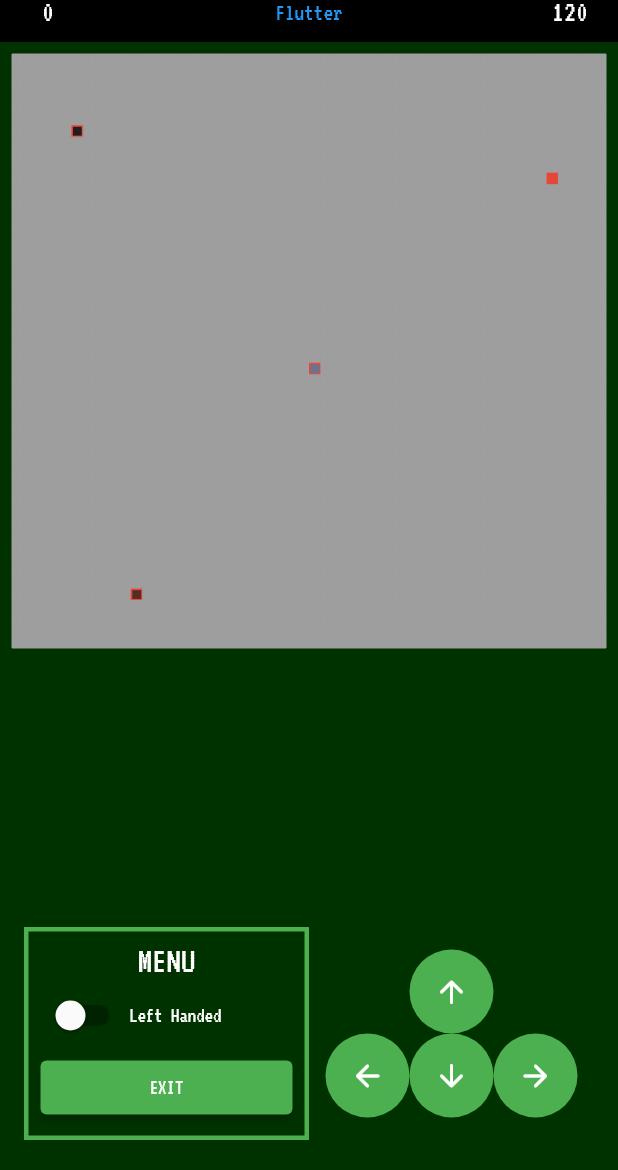
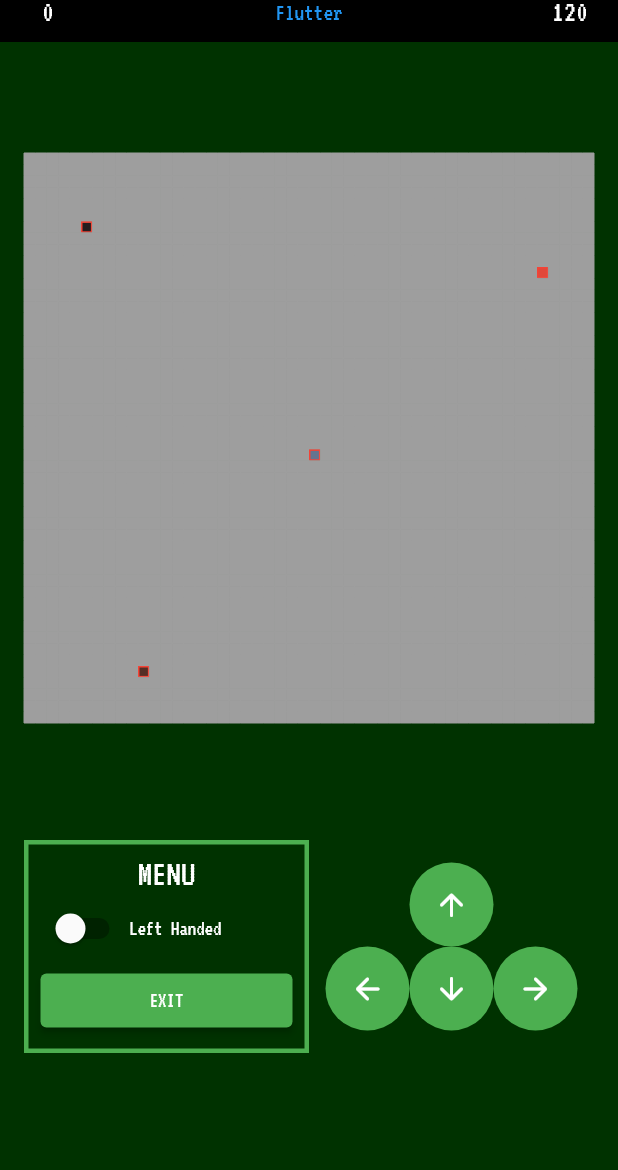
Before and after one commit to ricarthlima/flutter_snake_game, a Flutter app: the screen it shows after launch, on a phone screen of 412 x 824 dp, the part 66-1236 px from its top. Run offline on Flutter 3.47's test engine with Material 2 defaults, Android fonts, the phone set to English and light mode, and no system bars; our stand-ins replace google_fonts.

Commit message:
better layout

```diff
--- a/lib/screens/game_screen.dart
+++ b/lib/screens/game_screen.dart
@@ -57,19 +57,16 @@ class _GameScreenState extends State<GameScreen> {
         points: points,
         timeRemaining: timeRemaining,
       ),
-      body: Column(
-        mainAxisAlignment: MainAxisAlignment.spaceBetween,
-        children: [
-          Container(
-            padding: const EdgeInsets.all(8.0),
-            child: GridWidget(
+      body: Padding(
+        padding: const EdgeInsets.symmetric(horizontal: 16),
+        child: Column(
+          mainAxisAlignment: MainAxisAlignment.spaceEvenly,
+          children: [
+            GridWidget(
               listPlayer: listPlayers,
               width: 50,
             ),
-          ),
-          Container(
-            margin: const EdgeInsets.all(16),
-            child: Row(
+            Row(
               mainAxisAlignment: MainAxisAlignment.spaceBetween,
               children: (isLeftHanded)
                   ? [
@@ -115,8 +112,8 @@ class _GameScreenState extends State<GameScreen> {
                       ),
                     ],
             ),
-          ),
-        ],
+          ],
+        ),
       ),
     );
   }
```
